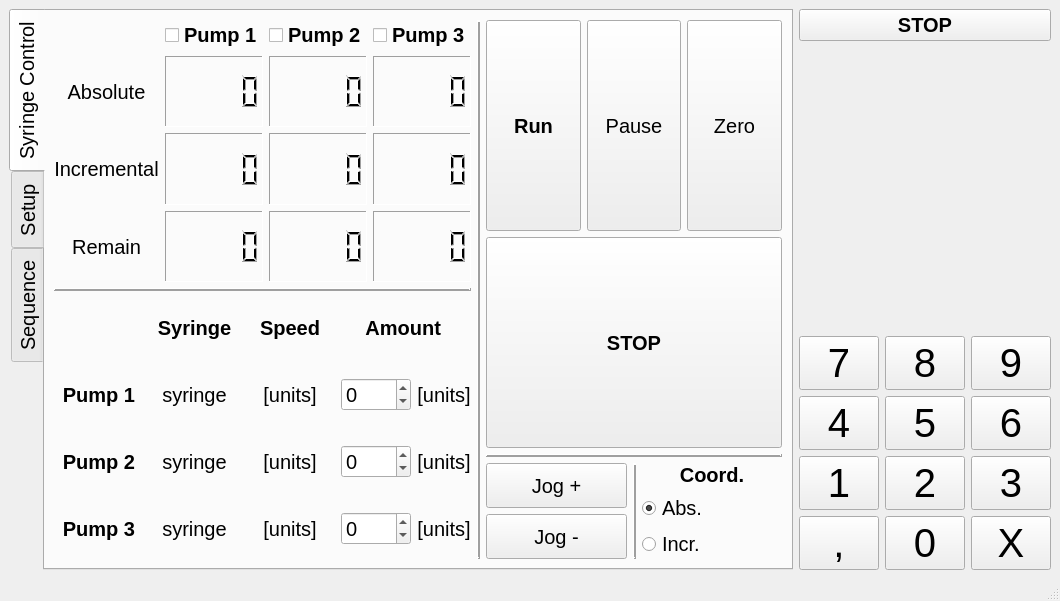
Before: the Qt Designer form SOFTWARE/poseidon_controller_gui.ui in finnock/poseidon, drawn with Qt 5.
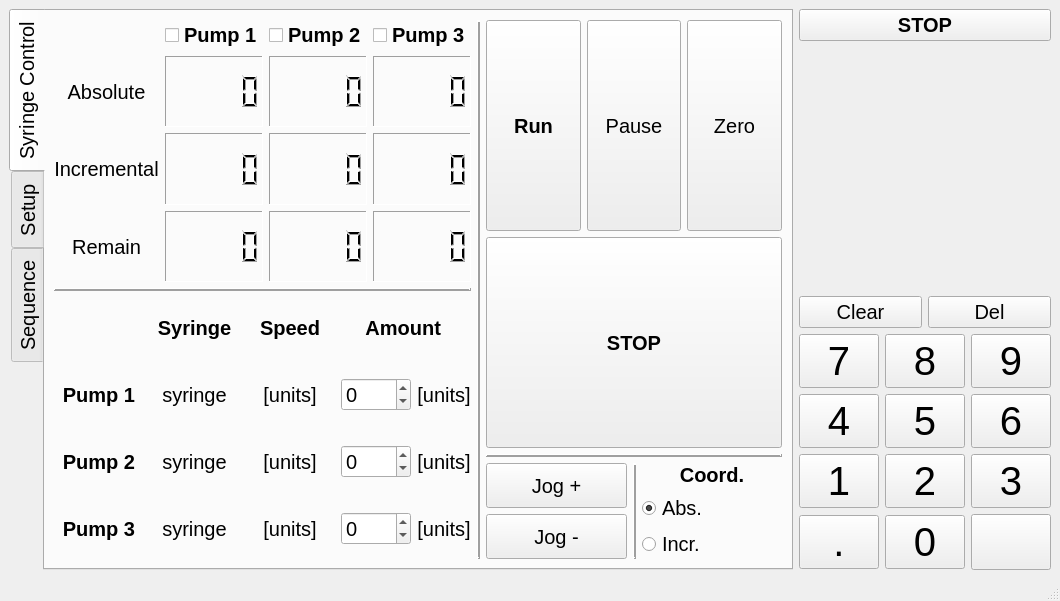
After: the same form once the commit is applied. Icons and pictures are not drawn.

Commit message: UI: - added icons - added num block

Diff of the .ui file:
```diff
--- a/SOFTWARE/poseidon_controller_gui.ui
+++ b/SOFTWARE/poseidon_controller_gui.ui
@@ -1291,6 +1291,50 @@
         </property>
        </spacer>
       </item>
+      <item>
+       <layout class="QHBoxLayout" name="horizontalLayout_19">
+        <item>
+         <widget class="QPushButton" name="numpad_clear_BTN">
+          <property name="font">
+           <font>
+            <pointsize>15</pointsize>
+           </font>
+          </property>
+          <property name="focusPolicy">
+           <enum>Qt::NoFocus</enum>
+          </property>
+          <property name="text">
+           <string>Clear</string>
+          </property>
+         </widget>
+        </item>
+        <item>
+         <widget class="QPushButton" name="numpad_delete_BTN">
+          <property name="font">
+           <font>
+            <pointsize>15</pointsize>
+           </font>
+          </property>
+          <property name="focusPolicy">
+           <enum>Qt::NoFocus</enum>
+          </property>
+          <property name="text">
+           <string>Del</string>
+          </property>
+          <property name="icon">
+           <iconset>
+            <normaloff>icons/backspace.png</normaloff>icons/backspace.png</iconset>
+          </property>
+          <property name="iconSize">
+           <size>
+            <width>24</width>
+            <height>24</height>
+           </size>
+          </property>
+         </widget>
+        </item>
+       </layout>
+      </item>
       <item>
        <layout class="QGridLayout" name="gridLayout_2" columnminimumwidth="0,0,0">
         <item row="3" column="1">
@@ -1298,11 +1342,16 @@
           <property name="font">
            <font>
             <pointsize>30</pointsize>
+            <weight>50</weight>
+            <bold>false</bold>
            </font>
           </property>
           <property name="text">
            <string>2</string>
           </property>
+          <property name="flat">
+           <bool>false</bool>
+          </property>
          </widget>
         </item>
         <item row="4" column="1">
@@ -1310,11 +1359,16 @@
           <property name="font">
            <font>
             <pointsize>30</pointsize>
+            <weight>50</weight>
+            <bold>false</bold>
            </font>
           </property>
           <property name="text">
            <string>0</string>
           </property>
+          <property name="flat">
+           <bool>false</bool>
+          </property>
          </widget>
         </item>
         <item row="3" column="0">
@@ -1322,11 +1376,16 @@
           <property name="font">
            <font>
             <pointsize>30</pointsize>
+            <weight>50</weight>
+            <bold>false</bold>
            </font>
           </property>
           <property name="text">
            <string>1</string>
           </property>
+          <property name="flat">
+           <bool>false</bool>
+          </property>
          </widget>
         </item>
         <item row="0" column="1">
@@ -1334,23 +1393,205 @@
           <property name="font">
            <font>
             <pointsize>30</pointsize>
+            <weight>50</weight>
+            <bold>false</bold>
            </font>
           </property>
           <property name="text">
            <string>8</string>
           </property>
+          <property name="flat">
+           <bool>false</bool>
+          </property>
          </widget>
         </item>
         <item row="0" column="0">
-         <widget class="QPushButton" name="pushButton_4">
+         <widget class="QPushButton" name="numpad_7_BTN">
+          <property name="palette">
+           <palette>
+            <active>
+             <colorrole role="WindowText">
+              <brush brushstyle="SolidPattern">
+               <color alpha="255">
+                <red>0</red>
+                <green>0</green>
+                <blue>0</blue>
+               </color>
+              </brush>
+             </colorrole>
+             <colorrole role="Dark">
+              <brush brushstyle="SolidPattern">
+               <color alpha="255">
+                <red>0</red>
+                <green>0</green>
+                <blue>0</blue>
+               </color>
+              </brush>
+             </colorrole>
+             <colorrole role="Mid">
+              <brush brushstyle="SolidPattern">
+               <color alpha="255">
+                <red>0</red>
+                <green>0</green>
+                <blue>0</blue>
+               </color>
+              </brush>
+             </colorrole>
+             <colorrole role="Text">
+              <brush brushstyle="SolidPattern">
+               <color alpha="255">
+                <red>0</red>
+                <green>0</green>
+                <blue>0</blue>
+               </color>
+              </brush>
+             </colorrole>
+             <colorrole role="ButtonText">
+              <brush brushstyle="SolidPattern">
+               <color alpha="255">
+                <red>0</red>
+                <green>0</green>
+                <blue>0</blue>
+               </color>
+              </brush>
+             </colorrole>
+             <colorrole role="PlaceholderText">
+              <brush brushstyle="SolidPattern">
+               <color alpha="128">
+                <red>0</red>
+                <green>0</green>
+                <blue>0</blue>
+               </color>
+              </brush>
+             </colorrole>
+            </active>
+            <inactive>
+             <colorrole role="WindowText">
+              <brush brushstyle="SolidPattern">
+               <color alpha="255">
+                <red>0</red>
+                <green>0</green>
+                <blue>0</blue>
+               </color>
+              </brush>
+             </colorrole>
+             <colorrole role="Dark">
+              <brush brushstyle="SolidPattern">
+               <color alpha="255">
+                <red>0</red>
+                <green>0</green>
+                <blue>0</blue>
+               </color>
+              </brush>
+             </colorrole>
+             <colorrole role="Mid">
+              <brush brushstyle="SolidPattern">
+               <color alpha="255">
+                <red>0</red>
+                <green>0</green>
+                <blue>0</blue>
+               </color>
+              </brush>
+             </colorrole>
+             <colorrole role="Text">
+              <brush brushstyle="SolidPattern">
+               <color alpha="255">
+                <red>0</red>
+                <green>0</green>
+                <blue>0</blue>
+               </color>
+              </brush>
+             </colorrole>
+             <colorrole role="ButtonText">
+              <brush brushstyle="SolidPattern">
+               <color alpha="255">
+                <red>0</red>
+                <green>0</green>
+                <blue>0</blue>
+               </color>
+              </brush>
+             </colorrole>
+             <colorrole role="PlaceholderText">
+              <brush brushstyle="SolidPattern">
+               <color alpha="128">
+                <red>0</red>
+                <green>0</green>
+                <blue>0</blue>
+               </color>
+              </brush>
+             </colorrole>
+            </inactive>
+            <disabled>
+             <colorrole role="WindowText">
+              <brush brushstyle="SolidPattern">
+               <color alpha="255">
+                <red>0</red>
+                <green>0</green>
+                <blue>0</blue>
+               </color>
+              </brush>
+             </colorrole>
+             <colorrole role="Dark">
+              <brush brushstyle="SolidPattern">
+               <color alpha="255">
+                <red>0</red>
+                <green>0</green>
+                <blue>0</blue>
+               </color>
+              </brush>
+             </colorrole>
+             <colorrole role="Mid">
+              <brush brushstyle="SolidPattern">
+               <color alpha="255">
+                <red>0</red>
+                <green>0</green>
+                <blue>0</blue>
+               </color>
+              </brush>
+             </colorrole>
+             <colorrole role="Text">
+              <brush brushstyle="SolidPattern">
+               <color alpha="255">
+                <red>0</red>
+                <green>0</green>
+                <blue>0</blue>
+               </color>
+              </brush>
+             </colorrole>
+             <colorrole role="ButtonText">
+              <brush brushstyle="SolidPattern">
+               <color alpha="255">
+                <red>0</red>
+                <green>0</green>
+                <blue>0</blue>
+               </color>
+              </brush>
+             </colorrole>
+             <colorrole role="PlaceholderText">
+              <brush brushstyle="SolidPattern">
+               <color alpha="128">
+                <red>0</red>
+                <green>0</green>
+                <blue>0</blue>
+               </color>
+              </brush>
+             </colorrole>
+            </disabled>
+           </palette>
+          </property>
           <property name="font">
            <font>
             <pointsize>30</pointsize>
+            <weight>50</weight>
+            <bold>false</bold>
            </font>
           </property>
           <property name="text">
            <string>7</string>
           </property>
+          <property name="flat">
+           <bool>false</bool>
+          </property>
          </widget>
         </item>
         <item row="2" column="1">
@@ -1358,11 +1599,16 @@
           <property name="font">
            <font>
             <pointsize>30</pointsize>
+            <weight>50</weight>
+            <bold>false</bold>
            </font>
           </property>
           <property name="text">
            <string>5</string>
           </property>
+          <property name="flat">
+           <bool>false</bool>
+          </property>
          </widget>
         </item>
         <item row="3" column="2">
@@ -1370,11 +1616,16 @@
           <property name="font">
            <font>
             <pointsize>30</pointsize>
+            <weight>50</weight>
+            <bold>false</bold>
            </font>
           </property>
           <property name="text">
            <string>3</string>
           </property>
+          <property name="flat">
+           <bool>false</bool>
+          </property>
          </widget>
         </item>
         <item row="0" column="2">
@@ -1382,11 +1633,16 @@
           <property name="font">
            <font>
             <pointsize>30</pointsize>
+            <weight>50</weight>
+            <bold>false</bold>
            </font>
           </property>
           <property name="text">
            <string>9</string>
           </property>
+          <property name="flat">
+           <bool>false</bool>
+          </property>
          </widget>
         </item>
         <item row="2" column="0">
@@ -1394,11 +1650,16 @@
           <property name="font">
            <font>
             <pointsize>30</pointsize>
+            <weight>50</weight>
+            <bold>false</bold>
            </font>
           </property>
           <property name="text">
            <string>4</string>
           </property>
+          <property name="flat">
+           <bool>false</bool>
+          </property>
          </widget>
         </item>
         <item row="2" column="2">
@@ -1406,11 +1667,16 @@
           <property name="font">
            <font>
             <pointsize>30</pointsize>
+            <weight>50</weight>
+            <bold>false</bold>
            </font>
           </property>
           <property name="text">
            <string>6</string>
           </property>
+          <property name="flat">
+           <bool>false</bool>
+          </property>
          </widget>
         </item>
         <item row="4" column="0">
@@ -1418,22 +1684,48 @@
           <property name="font">
            <font>
             <pointsize>30</pointsize>
+            <weight>50</weight>
+            <bold>false</bold>
            </font>
           </property>
           <property name="text">
-           <string>,</string>
+           <string>.</string>
+          </property>
+          <property name="flat">
+           <bool>false</bool>
           </property>
          </widget>
         </item>
         <item row="4" column="2">
-         <widget class="QPushButton" name="pushButton_12">
+         <widget class="QPushButton" name="numpad_enter_BTN">
+          <property name="minimumSize">
+           <size>
+            <width>75</width>
+            <height>56</height>
+           </size>
+          </property>
           <property name="font">
            <font>
             <pointsize>30</pointsize>
+            <weight>50</weight>
+            <bold>false</bold>
            </font>
           </property>
           <property name="text">
-           <string>X</string>
+           <string/>
+          </property>
+          <property name="icon">
+           <iconset>
+            <normaloff>icons/enter.png</normaloff>icons/enter.png</iconset>
+          </property>
+          <property name="iconSize">
+           <size>
+            <width>32</width>
+            <height>32</height>
+           </size>
+          </property>
+          <property name="flat">
+           <bool>false</bool>
           </property>
          </widget>
         </item>
```
Left out of the diff: 56 changed lines with no effect on the pictures.
